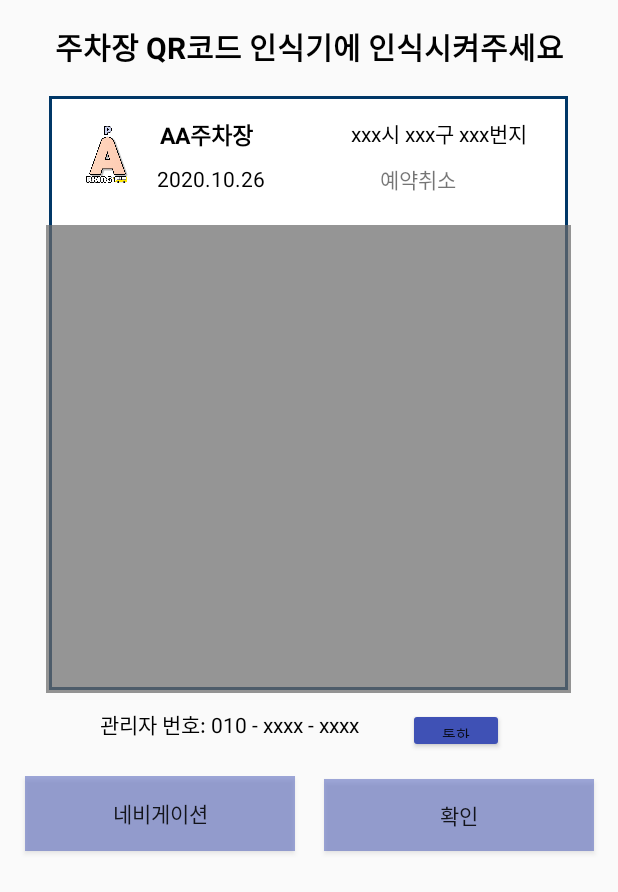
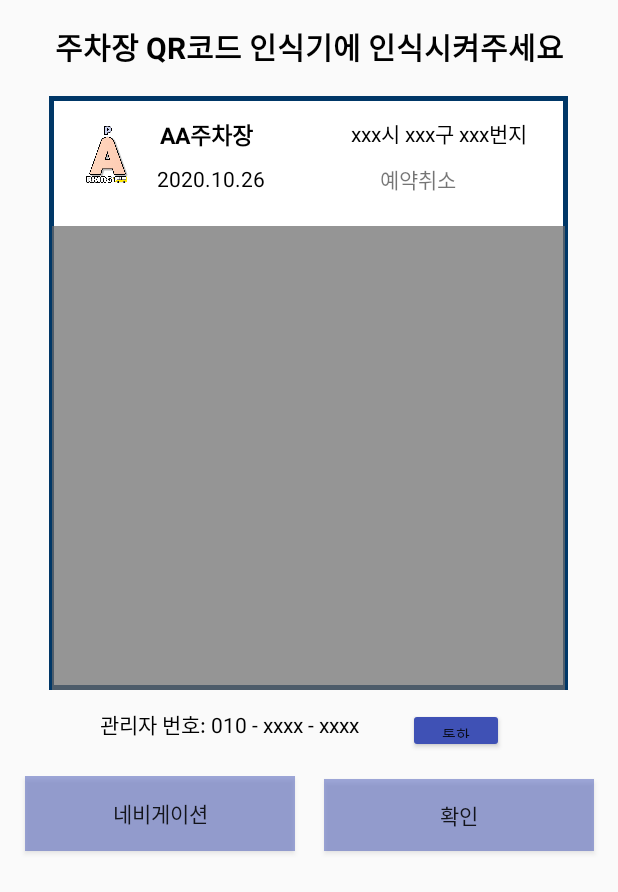
Before and after one commit to yeollow/Aparking, an Android app: the layout activity_check_qr.xml on its own in the app's theme, with its tools: preview values and no code run, on a phone screen of 412 x 824 dp. Shown: the top 892 px of the screen. Run offline under Robolectric (Android 15) with nearby library versions, the phone set to English and light mode, and no system bars.

Commit message:
design retouch

```diff
--- a/app/src/main/AndroidManifest.xml
+++ b/app/src/main/AndroidManifest.xml
@@ -23,14 +23,16 @@
         <activity android:name=".MainActivity" />
         <activity android:name=".Signin"/>
         <activity android:name=".MyPage"/>
-        <activity android:name=".Check_qr"/>
-        <activity android:name=".Bookmark">
+        <activity android:name=".Check_qr">
             <intent-filter>
                 <action android:name="android.intent.action.MAIN" />
 
                 <category android:name="android.intent.category.LAUNCHER" />
             </intent-filter>
         </activity>
+        <activity android:name=".Bookmark">
+
+        </activity>
     </application>
 
 </manifest>
--- a/app/src/main/res/drawable/border.xml
+++ b/app/src/main/res/drawable/border.xml
@@ -7,7 +7,7 @@
         android:top="2dp">
         <shape android:shape="rectangle" >
             <stroke
-                android:width="2dp"
+                android:width="3dp"
                 android:color="#003767" />
 
             <solid android:color="#FFF" />
--- a/app/src/main/res/layout/activity_check_qr.xml
+++ b/app/src/main/res/layout/activity_check_qr.xml
@@ -89,18 +89,19 @@
 
         <androidx.constraintlayout.widget.ConstraintLayout
             android:id="@+id/qrcode_box"
-            android:layout_width="match_parent"
-            android:layout_height="312dp"
-            android:layout_marginBottom="0dp"
+            android:layout_width="342dp"
+            android:layout_height="309dp"
+            android:layout_marginStart="4dp"
             android:layout_marginTop="100dp"
+            android:layout_marginBottom="2dp"
             android:background="#B76C6C6C"
             app:layout_constraintBottom_toBottomOf="@+id/qrBox"
-            app:layout_constraintHorizontal_bias="0.555"
+            app:layout_constraintHorizontal_bias="0.6"
             app:layout_constraintLeft_toLeftOf="parent"
             app:layout_constraintRight_toRightOf="parent"
+            app:layout_constraintStart_toStartOf="parent"
             app:layout_constraintTop_toTopOf="parent"
-            app:layout_constraintVertical_bias="1.0"
-            tools:ignore="MissingConstraints">
+            app:layout_constraintVertical_bias="1.0">
 
             <ImageView
                 android:id="@+id/qrcode"
@@ -109,8 +110,10 @@
                 android:layout_margin="15dp"
                 app:layout_constraintBottom_toBottomOf="parent"
                 app:layout_constraintEnd_toEndOf="parent"
+                app:layout_constraintHorizontal_bias="0.333"
                 app:layout_constraintStart_toStartOf="parent"
-                app:layout_constraintTop_toTopOf="parent" />
+                app:layout_constraintTop_toTopOf="parent"
+                app:layout_constraintVertical_bias="0.489" />
         </androidx.constraintlayout.widget.ConstraintLayout>
 
     </androidx.constraintlayout.widget.ConstraintLayout>
```
